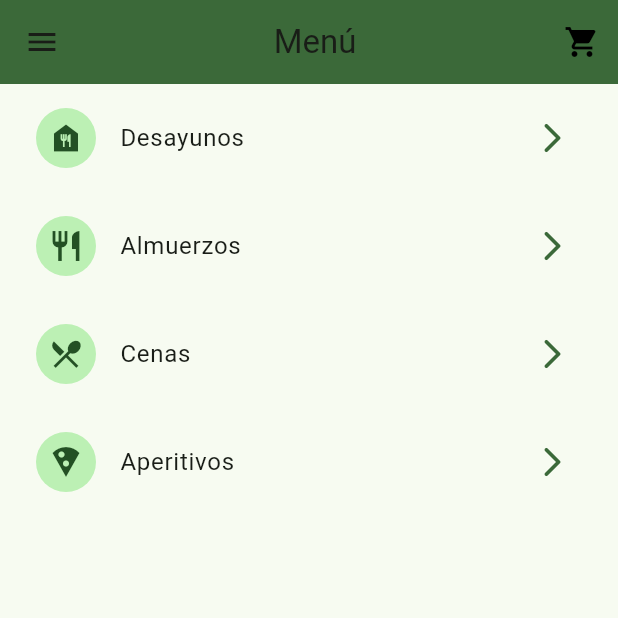
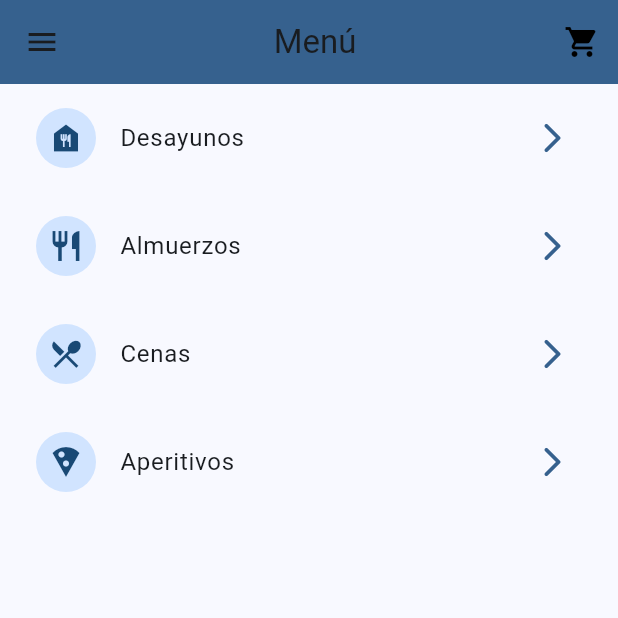
Before and after one commit to Bernard06g/laboratorio_5_grupon05, a Flutter app: the screen it shows after launch, on a phone screen of 412 x 824 dp, the top half of it. Run offline on Flutter 3.47's test engine with Material 3 defaults, Android fonts, the phone set to English and light mode, and no system bars.

Commit message:
appBar color

```diff
--- a/lib/main.dart
+++ b/lib/main.dart
@@ -20,7 +20,7 @@ class MyApp extends StatelessWidget {
     return MaterialApp(
      debugShowCheckedModeBanner: false,
       title: 'Flutter widgets',
-      theme: AppTheme(selectedColor: 2).theme(),
+      theme: AppTheme(selectedColor: 1).theme(),
       home: const HomePage(),
       routes: {
        '/breakfastsScreen':(context)=> const BreakfastsScreen(),
--- a/lib/presentation/breakfasts_screen.dart
+++ b/lib/presentation/breakfasts_screen.dart
@@ -5,8 +5,10 @@ class BreakfastsScreen extends StatelessWidget {
 
   @override
   Widget build(BuildContext context) {
+     final colors = Theme.of(context).colorScheme;
     return Scaffold(
       appBar: AppBar(
+          backgroundColor: colors.primary,
         title: const Text("Desayunos"),
       ),
     );
--- a/lib/presentation/dinners_screen.dart
+++ b/lib/presentation/dinners_screen.dart
@@ -4,8 +4,10 @@ class DinnersScreen extends StatelessWidget {
 
   @override
   Widget build(BuildContext context) {
+    final colors = Theme.of(context).colorScheme;
     return Scaffold(
       appBar: AppBar(
+         backgroundColor: colors.primary,
         title: const Text("Almuerzos"),
       ),
     );
--- a/lib/presentation/lunches_screen.dart
+++ b/lib/presentation/lunches_screen.dart
@@ -5,8 +5,10 @@ class LunchesScreen extends StatelessWidget {
 
   @override
   Widget build(BuildContext context) {
+     final colors = Theme.of(context).colorScheme;
     return Scaffold(
       appBar: AppBar(
+         backgroundColor: colors.primary,
         title: const Text("Cenas"),
       ),
     );
--- a/lib/presentation/snacks_screen.dart
+++ b/lib/presentation/snacks_screen.dart
@@ -4,8 +4,10 @@ class SnacksScreen extends StatelessWidget {
 
   @override
   Widget build(BuildContext context) {
+        final colors = Theme.of(context).colorScheme;
     return Scaffold(
       appBar: AppBar(
+        backgroundColor: colors.primary,
         title: const Text("Aperitivos"),
       ),
     );
```
